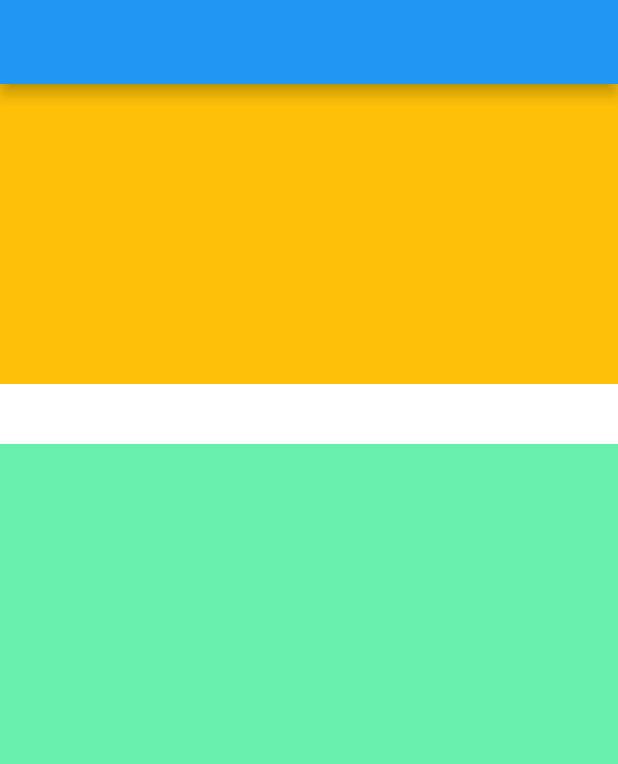
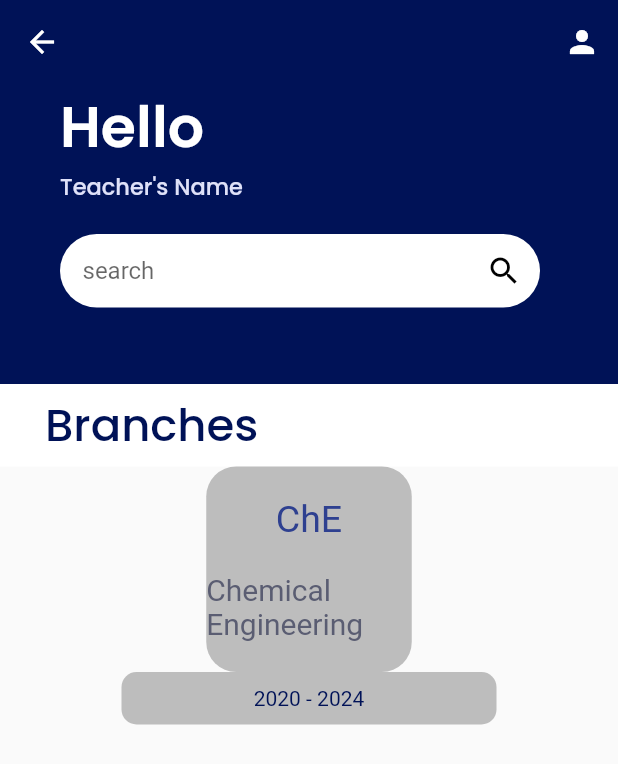
Before and after one commit to EnigmaTasks/SMS, a Flutter app: the screen it shows after launch, on a phone screen of 412 x 824 dp. Shown: the top 764 px of the screen. Run offline on Flutter 3.47's test engine with Material 2 defaults, Android fonts, the phone set to English and light mode, and no system bars; our stand-ins replace font_awesome_flutter, google_fonts.

Commit message:
managed somehow

```diff
--- a/lib/Pages/home.dart
+++ b/lib/Pages/home.dart
@@ -1,4 +1,8 @@
 import 'package:flutter/material.dart';
+import 'package:google_fonts/google_fonts.dart';
+import 'package:font_awesome_flutter/font_awesome_flutter.dart';
+import 'package:sms/component/block.dart';
+import 'package:sms/component/block2.dart';
 
 class HomePage extends StatefulWidget {
   const HomePage({super.key});
@@ -12,26 +16,109 @@ class _HomePageState extends State<HomePage> {
   Widget build(BuildContext context) {
     return Scaffold(
       //Appbar
-      appBar: AppBar(),
+      appBar: AppBar(
+        backgroundColor: Color(0xFF001257),
+        leading: IconButton(
+          onPressed: () {},
+          icon: const Icon(
+            Icons.arrow_back,
+            color: Colors.white,
+          ),
+        ),
+        elevation: 0,
+        actions: [
+          IconButton(
+            onPressed: () {},
+            icon: const Icon(
+              Icons.person,
+            ),
+          ),
+        ],
+        // shape: const RoundedRectangleBorder(
+        //   borderRadius: BorderRadius.only(
+        //     bottomLeft: Radius.circular(25),
+        //     bottomRight: Radius.circular(25),
+        //   ),
+        // ),
+      ),
       //Heading
       body: SingleChildScrollView(
         child: Column(
           children: [
             //Search,hello,tname
             Container(
-              color: Colors.amber,
+              padding: const EdgeInsets.only(left: 40),
+              color: const Color(0xFF001257),
               height: 200,
+              child: Column(
+                children: [
+                  Row(
+                    children: [
+                      Text(
+                        'Hello',
+                        style: GoogleFonts.poppins(
+                            fontSize: 38,
+                            fontWeight: FontWeight.w600,
+                            color: Colors.white),
+                      ),
+                    ],
+                  ),
+                  Row(
+                    children: [
+                      Text(
+                        "Teacher's Name",
+                        style: GoogleFonts.poppins(
+                            fontSize: 15,
+                            fontWeight: FontWeight.w500,
+                            color: const Color(0xFFDFE1F9)),
+                      ),
+                    ],
+                  ),
+                  const SizedBox(
+                    height: 20,
+                  ),
+                  Row(
+                    children: [
+                      Container(
+                        width: 320.0,
+                        decoration: BoxDecoration(
+                          color: Colors.white,
+                          borderRadius: BorderRadius.circular(100.0),
+                        ),
+                        child: const TextField(
+                          decoration: InputDecoration(
+                            hintText: 'search',
+                            border: InputBorder.none,
+                            contentPadding: EdgeInsets.all(15.0),
+                            suffixIcon: Icon(
+                              Icons.search,
+                              color: Colors.black,
+                            ),
+                          ),
+                        ),
+                      ),
+                    ],
+                  )
+                ],
+              ),
             ),
             //Heading
             Container(
+              padding: EdgeInsets.only(left: 30),
               color: Colors.white,
-              height: 40,
+              height: 55,
+              alignment: Alignment.centerLeft,
+              child: Text(
+                'Branches',
+                style: GoogleFonts.poppins(
+                    fontWeight: FontWeight.w500,
+                    color: Color(0xFF001257),
+                    fontSize: 30),
+              ),
             ),
             //Body
-            Container(
-              color: Colors.greenAccent,
-              height: 700,
-            )
+            Block(s1: "ChE", s2: "Chemical Engineering"),
+            Block2(s3: "2020 - 2024"),
           ],
         ),
       ),
--- /dev/null
+++ b/lib/component/block.dart
@@ -0,0 +1,42 @@
+import 'package:flutter/material.dart';
+
+class Block extends StatelessWidget {
+  String s1, s2;
+  Block({super.key, required this.s1, required this.s2});
+
+  @override
+  Widget build(BuildContext context) {
+    return Container(
+      height: 137,
+      width: 137,
+      child: Column(
+        mainAxisAlignment: MainAxisAlignment.spaceEvenly,
+        crossAxisAlignment: CrossAxisAlignment.center,
+        children: [
+          // Padding(
+          //   padding: EdgeInsets.symmetric(horizontal: 5, vertical: 10),
+          // ),
+
+          Text(
+            s1,
+            style: TextStyle(
+              fontSize: 25,
+              color: Color(0xFF2E4090),
+            ),
+          ),
+          Text(
+            s2,
+            style: TextStyle(
+              fontSize: 20,
+              color: Color(0xFF5A5D72),
+            ),
+          )
+        ],
+      ),
+      decoration: BoxDecoration(
+        borderRadius: BorderRadius.circular(20.0),
+        color: Colors.grey[400],
+      ),
+    );
+  }
+}
--- /dev/null
+++ b/lib/component/block2.dart
@@ -0,0 +1,24 @@
+import 'package:flutter/material.dart';
+
+class Block2 extends StatelessWidget {
+  String s3;
+  Block2({super.key, required this.s3});
+
+  @override
+  Widget build(BuildContext context) {
+    return Container(
+      height: 35,
+      width: 250,
+      child: Center(
+        child: Text(
+          s3,
+          style: TextStyle(
+            color: Color(0xFF001257),
+          ),
+        ),
+      ),
+      decoration: BoxDecoration(
+          borderRadius: BorderRadius.circular(10.0), color: Colors.grey[400]),
+    );
+  }
+}
--- a/lib/main.dart
+++ b/lib/main.dart
@@ -16,6 +16,7 @@ class _MaterialAppBaseState extends State<MaterialAppBase> {
   @override
   Widget build(BuildContext context) {
     return const MaterialApp(
+      debugShowCheckedModeBanner: false,
       //Themes
       home: HomePage(),
     );
```
Also changed, not shown: pubspec.yaml (+8 -0 lines), pubspec.lock, 1 other file.
